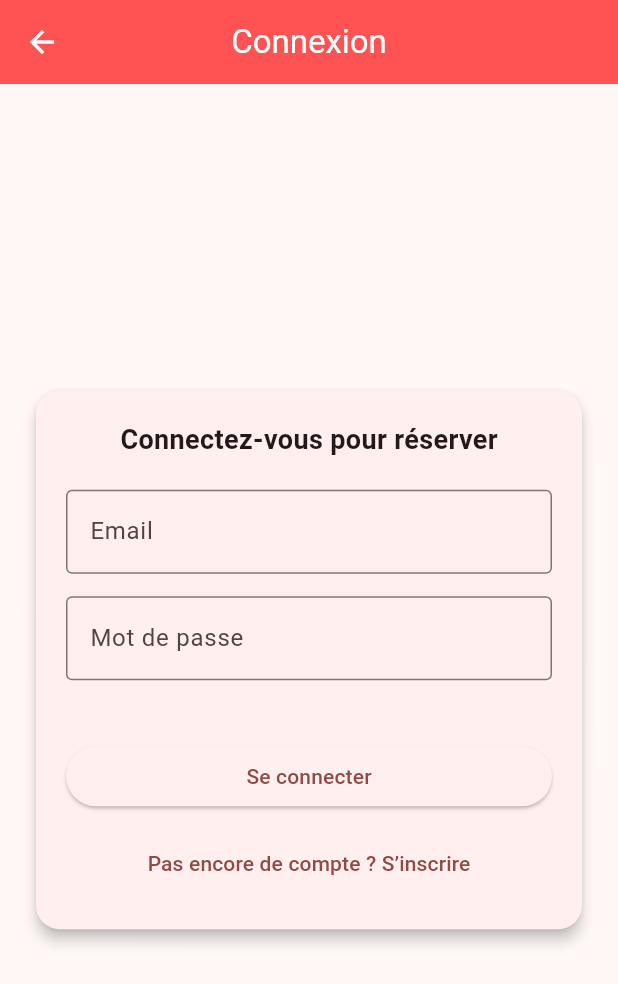
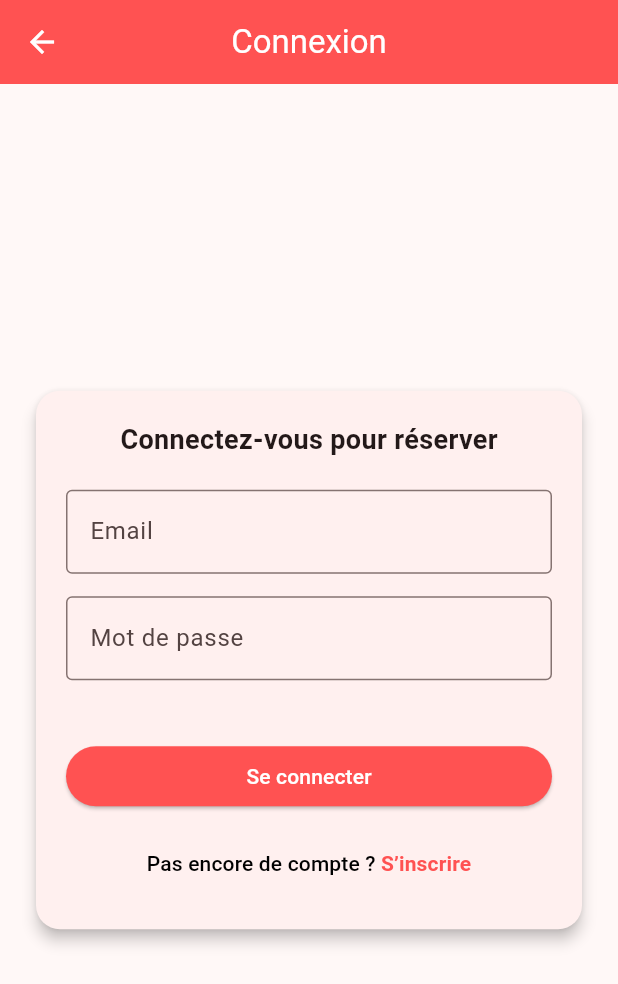
Before and after one commit to Luigi1802/flutter_projet_reservation, a Flutter app: the screen it shows after launch, item 3 of the bottom bar chosen, after a tap on "Se connecter", on a phone screen of 412 x 824 dp. Shown: the top 984 px of the screen. Run offline on Flutter 3.47's test engine with Material 3 defaults, Android fonts, the phone set to English and light mode, and no system bars; network calls fail.

Commit message:
working front without login

```diff
--- a/frontend/flutter_menu/lib/auth.dart
+++ b/frontend/flutter_menu/lib/auth.dart
@@ -94,12 +94,12 @@ class _AuthPageState extends State<AuthPage> {
                         TextFormField(
                           controller: _pseudoController,
                           decoration: const InputDecoration(
-                            labelText: "Pseudo",
+                            labelText: "Nom / pseudonyme",
                             border: OutlineInputBorder(),
                           ),
                           validator: (value) {
                             if (value == null || value.isEmpty) {
-                              return "Veuillez entrer un pseudo";
+                              return "Veuillez entrer un nom / pseudo";
                             }
                             if (value.length < 2) {
                               return "Minimum 2 caractères";
@@ -166,22 +166,47 @@ class _AuthPageState extends State<AuthPage> {
                       SizedBox(
                         width: double.infinity,
                         child: ElevatedButton(
+                          style: ElevatedButton.styleFrom(
+                              backgroundColor: Colors.redAccent
+                          ),
                           onPressed: _isLoading ? null : _submitForm,
                           child: _isLoading
-                              ? const CircularProgressIndicator(
-                            color: Colors.white,
-                          )
-                              : Text(isLogin ? "Se connecter" : "S’inscrire"),
+                              ? SizedBox(
+                                  height: 10.0,
+                                  width: 10.0,
+                                  child: CircularProgressIndicator(
+                                    color: Colors.white,
+                                  ),
+                                )
+                              : Text(
+                                  isLogin ? "Se connecter" : "S’inscrire",
+                                  style: TextStyle(color: Colors.white),
+                                ),
                         ),
                       ),
                       const SizedBox(height: 10),
 
-                      // Changer de mode
                       TextButton(
                         onPressed: _toggleMode,
-                        child: Text(isLogin
-                            ? "Pas encore de compte ? S’inscrire"
-                            : "Déjà un compte ? Se connecter"),
+                        child: Text.rich(
+                          TextSpan(
+                            children: [
+                              TextSpan(
+                                text: isLogin
+                                    ? "Pas encore de compte ? "
+                                    : "Déjà un compte ? ",
+                                style: const TextStyle(color: Colors.black),
+                              ),
+                              TextSpan(
+                                text: isLogin ? "S’inscrire" : "Se connecter",
+                                style: const TextStyle(
+                                  color: Colors.redAccent,
+                                  fontWeight: FontWeight.bold,
+                                ),
+                              ),
+                            ],
+                          ),
+                        ),
                       ),
                     ],
                   ),
--- a/frontend/flutter_menu/lib/main_page.dart
+++ b/frontend/flutter_menu/lib/main_page.dart
@@ -41,6 +41,9 @@ class _MainPageState extends State<MainPage> {
             child: const Text("Annuler"),
           ),
           ElevatedButton(
+            style: ElevatedButton.styleFrom(
+                backgroundColor: Colors.redAccent
+            ),
             onPressed: () {
               Navigator.pop(context);
               Navigator.push(
@@ -56,7 +59,7 @@ class _MainPageState extends State<MainPage> {
                 }
               });
             },
-            child: const Text("Se connecter"),
+            child: const Text("Se connecter", style: TextStyle(color: Colors.white)),
           ),
         ],
       ),
```
Also changed, not shown: frontend/flutter_menu/lib/reservations.dart (+211 -118 lines), 1 other file.
